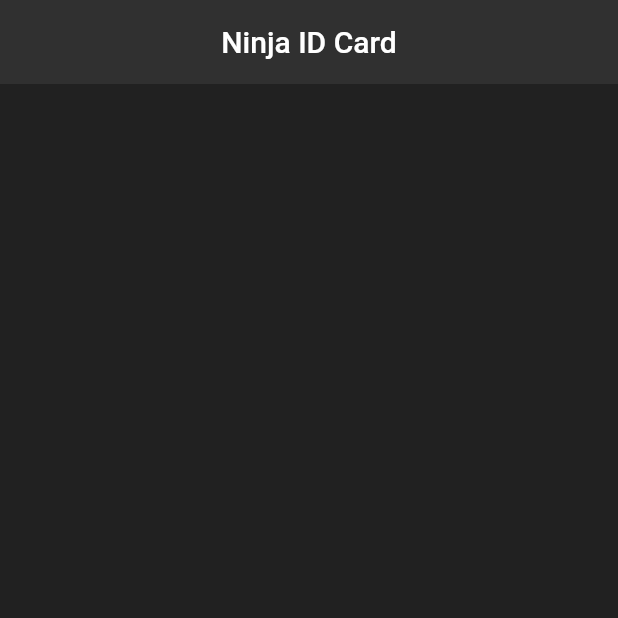
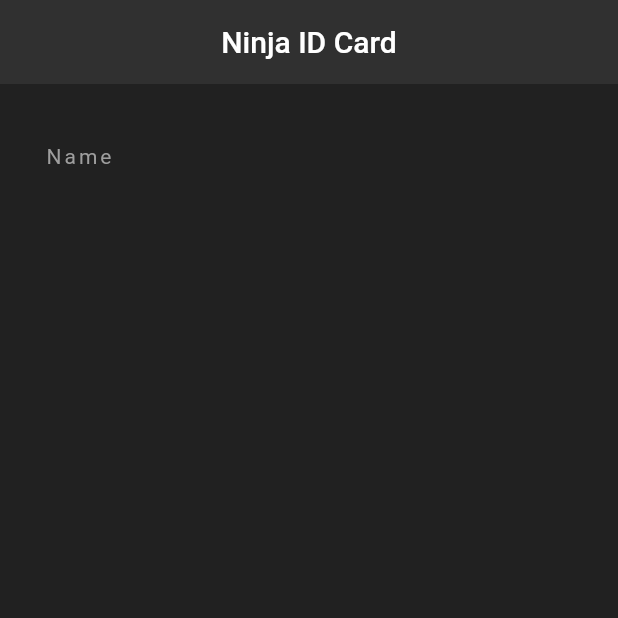
Before and after one commit to kouyoumikan/ninja_id, a Flutter app: the screen it shows after launch, on a phone screen of 412 x 824 dp, the top half of it. Run offline on Flutter 3.47's test engine with Material 2 defaults, Android fonts, the phone set to English and light mode, and no system bars.

Commit message:
2020/04/08 #15 backgroundColor テキスト1

```diff
--- a/lib/main.dart
+++ b/lib/main.dart
@@ -15,6 +15,21 @@ class NinjaCard extends StatelessWidget {
         backgroundColor: Colors.grey[850],
         elevation: 0.0, // ドロップシャドウを表示しない
       ),
+      body: Padding(
+        padding: EdgeInsets.fromLTRB(30.0, 40.0, 30.0, 0.0),
+        child: Column(
+          children: <Widget>[
+            Text(
+              "Name",
+              style: TextStyle(
+                color: Colors.grey,
+                letterSpacing: 2.0,
+              ),
+            ),
+
+          ],
+        ),
+      ),
     );
   }
 }
```
